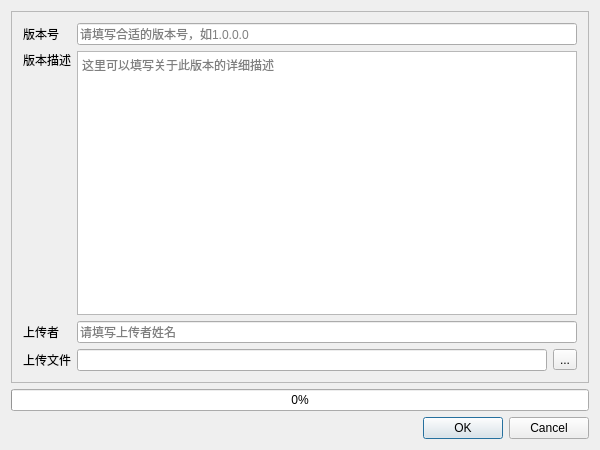
First picture: the form in UploadTool/mainwindow.ui, repository guhanjie/streetcar, before the edit.
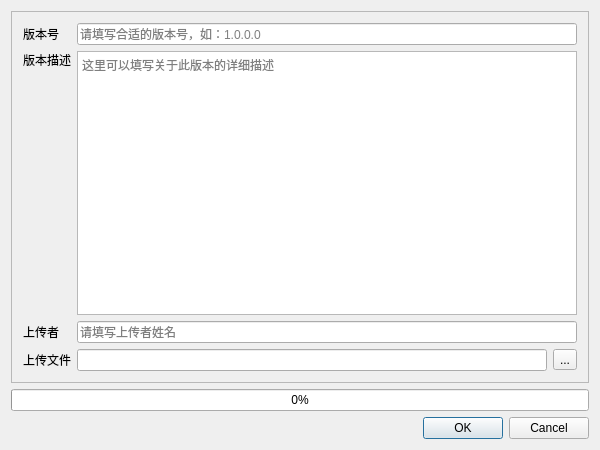
Second picture: the form after the edit.

Patch:
```diff
--- a/UploadTool/mainwindow.ui
+++ b/UploadTool/mainwindow.ui
@@ -53,7 +53,7 @@
           <number>15</number>
          </property>
          <property name="placeholderText">
-          <string>请填写合适的版本号，如1.0.0.0</string>
+          <string>请填写合适的版本号，如：1.0.0.0 </string>
          </property>
          <property name="clearButtonEnabled">
           <bool>true</bool>
```
